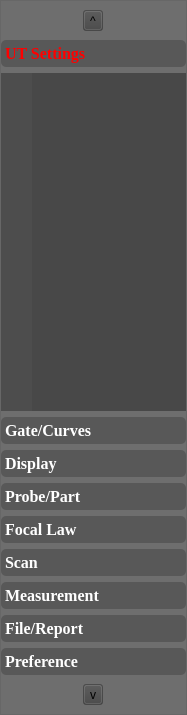
15903016222/Voice, file ui/menuwidget/firstsecondmenuwidget.ui: the form before one commit.
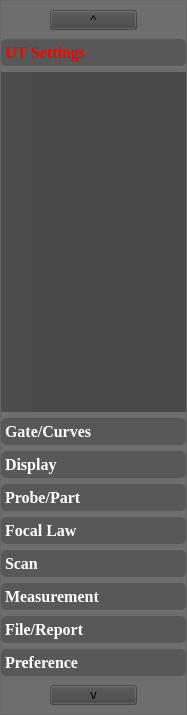
The form after the commit.

```diff
--- a/ui/menuwidget/firstsecondmenuwidget.ui
+++ b/ui/menuwidget/firstsecondmenuwidget.ui
@@ -81,22 +81,6 @@
            </property>
           </spacer>
          </item>
-         <item row="0" column="1">
-          <widget class="QToolButton" name="toolButton_top">
-           <property name="sizePolicy">
-            <sizepolicy hsizetype="Fixed" vsizetype="Fixed">
-             <horstretch>0</horstretch>
-             <verstretch>0</verstretch>
-            </sizepolicy>
-           </property>
-           <property name="text">
-            <string>^</string>
-           </property>
-           <property name="toolButtonStyle">
-            <enum>Qt::ToolButtonIconOnly</enum>
-           </property>
-          </widget>
-         </item>
          <item row="0" column="2">
           <spacer name="horizontalSpacer_15">
            <property name="orientation">
@@ -113,6 +97,19 @@
            </property>
           </spacer>
          </item>
+         <item row="0" column="1">
+          <widget class="QPushButton" name="pushButton_top">
+           <property name="sizePolicy">
+            <sizepolicy hsizetype="Ignored" vsizetype="Ignored">
+             <horstretch>0</horstretch>
+             <verstretch>0</verstretch>
+            </sizepolicy>
+           </property>
+           <property name="text">
+            <string>^</string>
+           </property>
+          </widget>
+         </item>
         </layout>
        </widget>
       </item>
@@ -194,7 +191,7 @@
              <enum>QFrame::NoFrame</enum>
             </property>
             <property name="spacing">
-             <number>4</number>
+             <number>15</number>
             </property>
            </widget>
           </item>
@@ -651,19 +648,6 @@
            </property>
           </spacer>
          </item>
-         <item row="0" column="1">
-          <widget class="QToolButton" name="toolButton_bottom">
-           <property name="sizePolicy">
-            <sizepolicy hsizetype="Fixed" vsizetype="Fixed">
-             <horstretch>0</horstretch>
-             <verstretch>0</verstretch>
-            </sizepolicy>
-           </property>
-           <property name="text">
-            <string>v</string>
-           </property>
-          </widget>
-         </item>
          <item row="0" column="2">
           <spacer name="horizontalSpacer_13">
            <property name="orientation">
@@ -680,6 +664,19 @@
            </property>
           </spacer>
          </item>
+         <item row="0" column="1">
+          <widget class="QPushButton" name="pushButton_bottom">
+           <property name="sizePolicy">
+            <sizepolicy hsizetype="Ignored" vsizetype="Ignored">
+             <horstretch>0</horstretch>
+             <verstretch>0</verstretch>
+            </sizepolicy>
+           </property>
+           <property name="text">
+            <string>v</string>
+           </property>
+          </widget>
+         </item>
         </layout>
        </widget>
       </item>
```
Left out of the diff: 16 changed lines with no effect on the pictures.
